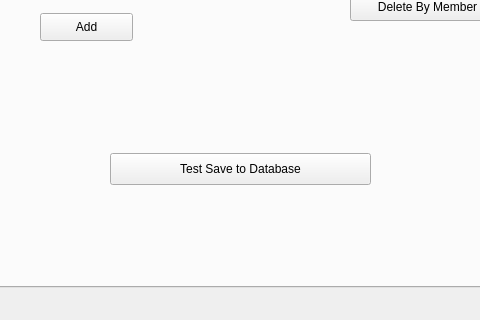
Before: the Qt Designer form QtCuties-BulkClubProject/menu.ui in NicholasHuCS1C/Bulk-Club-CS1C, drawn with Qt 5; both pictures show x 92 to 572 and y 273 to 593 of the 803 by 593 pixel window.
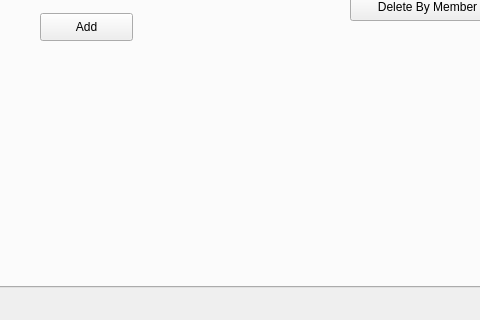
After: the same form once the commit is applied.

```diff
--- a/QtCuties-BulkClubProject/menu.ui
+++ b/QtCuties-BulkClubProject/menu.ui
@@ -511,20 +511,7 @@
        </property>
       </item>
      </widget>
-     <widget class="QPushButton" name="saveDatabaseTxt">
-      <property name="geometry">
-       <rect>
-        <x>190</x>
-        <y>380</y>
-        <width>261</width>
-        <height>32</height>
-       </rect>
-      </property>
-      <property name="text">
-       <string>Test Save to Database</string>
-      </property>
-     </widget>
-     <widget class="QPushButton" name="buttonDeleteCustomer_2">
+     <widget class="QPushButton" name="buttonDeleteCustomerNum">
       <property name="geometry">
        <rect>
         <x>430</x>
```
Left out of the diff: 2 changed lines with no effect on the pictures.
